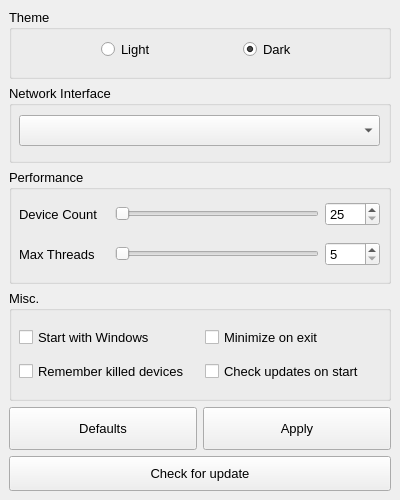
The window that exe/ui_settings.ui (elmoiv/elmocut) describes before a commit, drawn with Qt 5.
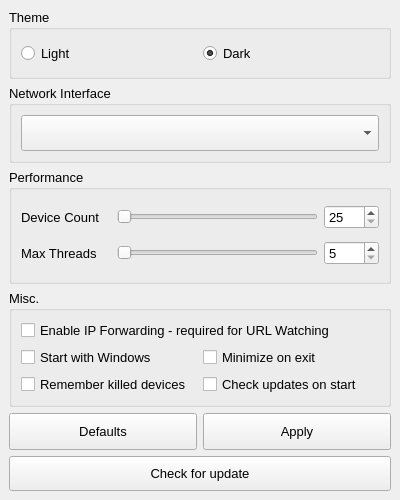
The same window after the commit.

Commit message: Added watching url feature + fixes

Patch:
```diff
--- a/exe/ui_settings.ui
+++ b/exe/ui_settings.ui
@@ -73,17 +73,37 @@
         <property name="title">
          <string>Misc.</string>
         </property>
-        <widget class="QWidget" name="gridLayoutWidget_2">
-         <property name="geometry">
-          <rect>
-           <x>10</x>
-           <y>30</y>
-           <width>365</width>
-           <height>71</height>
-          </rect>
-         </property>
+        <layout class="QGridLayout" name="gridLayout_5">
+         <item row="0" column="0">
          <layout class="QGridLayout" name="gridLayout_3">
-          <item row="0" column="1">
+           <item row="1" column="0">
+            <widget class="QCheckBox" name="chkAutostart">
+             <property name="font">
+              <font>
+               <pointsize>10</pointsize>
+              </font>
+             </property>
+             <property name="text">
+              <string>Start with Windows</string>
+             </property>
+            </widget>
+           </item>
+           <item row="2" column="1">
+            <widget class="QCheckBox" name="chkAutoupdate">
+             <property name="font">
+              <font>
+               <pointsize>10</pointsize>
+              </font>
+             </property>
+             <property name="text">
+              <string>Check updates on start</string>
+             </property>
+             <property name="checked">
+              <bool>false</bool>
+             </property>
+            </widget>
+           </item>
+           <item row="1" column="1">
            <widget class="QCheckBox" name="chkMinimized">
             <property name="font">
              <font>
@@ -98,7 +118,7 @@
             </property>
            </widget>
           </item>
-          <item row="1" column="0">
+           <item row="2" column="0">
            <widget class="QCheckBox" name="chkRemember">
             <property name="font">
              <font>
@@ -113,35 +133,16 @@
             </property>
            </widget>
           </item>
-          <item row="1" column="1">
-           <widget class="QCheckBox" name="chkAutoupdate">
-            <property name="font">
-             <font>
-              <pointsize>10</pointsize>
-             </font>
-            </property>
+           <item row="0" column="0" colspan="2">
+            <widget class="QCheckBox" name="chkIpForwarding">
             <property name="text">
-             <string>Check updates on start</string>
-            </property>
-            <property name="checked">
-             <bool>false</bool>
-            </property>
-           </widget>
-          </item>
-          <item row="0" column="0">
-           <widget class="QCheckBox" name="chkAutostart">
-            <property name="font">
-             <font>
-              <pointsize>10</pointsize>
-             </font>
-            </property>
-            <property name="text">
-             <string>Start with Windows</string>
-            </property>
-           </widget>
-          </item>
-         </layout>
-        </widget>
+              <string>Enable IP Forwarding - required for URL Watching</string>
+             </property>
+            </widget>
+           </item>
+          </layout>
+         </item>
+        </layout>
        </widget>
       </item>
       <item row="5" column="0" colspan="4">
@@ -190,20 +191,13 @@
         <property name="title">
          <string>Theme</string>
         </property>
-        <widget class="QWidget" name="horizontalLayoutWidget">
-         <property name="geometry">
-          <rect>
-           <x>10</x>
-           <y>30</y>
-           <width>361</width>
-           <height>21</height>
-          </rect>
-         </property>
+        <layout class="QGridLayout" name="gridLayout_8">
+         <item row="0" column="0">
          <layout class="QHBoxLayout" name="horizontalLayout_2">
           <item>
            <widget class="QRadioButton" name="rdbLight">
             <property name="sizePolicy">
-             <sizepolicy hsizetype="Fixed" vsizetype="Fixed">
+              <sizepolicy hsizetype="Preferred" vsizetype="Preferred">
               <horstretch>0</horstretch>
               <verstretch>0</verstretch>
              </sizepolicy>
@@ -221,7 +215,7 @@
           <item>
            <widget class="QRadioButton" name="rdbDark">
             <property name="sizePolicy">
-             <sizepolicy hsizetype="Fixed" vsizetype="Fixed">
+              <sizepolicy hsizetype="Preferred" vsizetype="Preferred">
               <horstretch>0</horstretch>
               <verstretch>0</verstretch>
              </sizepolicy>
@@ -240,7 +234,8 @@
            </widget>
           </item>
          </layout>
-        </widget>
+         </item>
+        </layout>
        </widget>
       </item>
       <item row="4" column="0" colspan="2">
@@ -307,15 +302,8 @@
         <property name="title">
          <string>Network Interface</string>
         </property>
-        <widget class="QWidget" name="horizontalLayoutWidget_2">
-         <property name="geometry">
-          <rect>
-           <x>10</x>
-           <y>30</y>
-           <width>361</width>
-           <height>31</height>
-          </rect>
-         </property>
+        <layout class="QGridLayout" name="gridLayout_7">
+         <item row="0" column="0">
          <layout class="QHBoxLayout" name="horizontalLayout_3">
           <item>
            <widget class="QComboBox" name="comboInterface">
@@ -339,7 +327,8 @@
            </widget>
           </item>
          </layout>
-        </widget>
+         </item>
+        </layout>
        </widget>
       </item>
       <item row="2" column="0" colspan="4">
@@ -364,15 +353,8 @@
         <property name="title">
          <string>Performance</string>
         </property>
-        <widget class="QWidget" name="gridLayoutWidget">
-         <property name="geometry">
-          <rect>
-           <x>10</x>
-           <y>30</y>
-           <width>361</width>
-           <height>31</height>
-          </rect>
-         </property>
+        <layout class="QGridLayout" name="gridLayout_6">
+         <item row="0" column="0">
          <layout class="QGridLayout" name="gridLayout_2" columnstretch="0,0,0">
           <item row="0" column="2">
            <widget class="QSpinBox" name="spinCount">
@@ -457,16 +439,8 @@
            </widget>
           </item>
          </layout>
-        </widget>
-        <widget class="QWidget" name="gridLayoutWidget_3">
-         <property name="geometry">
-          <rect>
-           <x>10</x>
-           <y>70</y>
-           <width>361</width>
-           <height>31</height>
-          </rect>
-         </property>
+         </item>
+         <item row="1" column="0">
          <layout class="QGridLayout" name="gridLayout_4" columnstretch="0,0,0">
           <item row="0" column="2">
            <widget class="QSpinBox" name="spinThreads">
@@ -557,7 +531,8 @@
            </widget>
           </item>
          </layout>
-        </widget>
+         </item>
+        </layout>
        </widget>
       </item>
      </layout>
```
Lines whose indentation alone changed are shown as unchanged. The commit also changes 27 other files.
